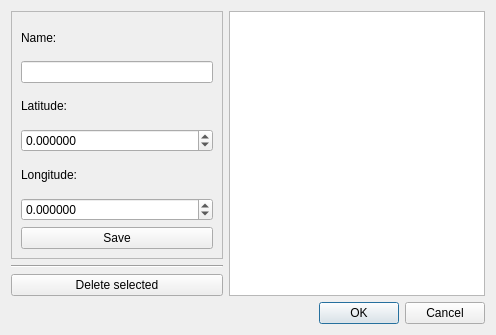
Qt form locations.ui (squirreldev-fs/adsbAlerting) before a commit.
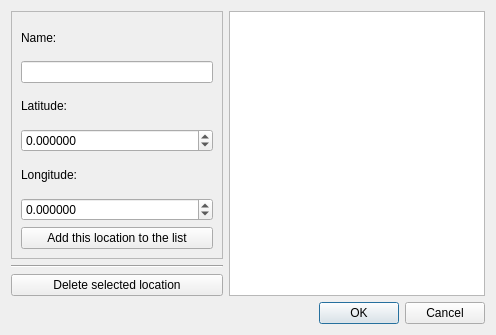
The same form after that commit.

Patch:
```diff
--- a/locations.ui
+++ b/locations.ui
@@ -89,7 +89,7 @@
           <item>
            <widget class="QPushButton" name="buttonNewLocation">
             <property name="text">
-             <string>Save</string>
+             <string>Add this location to the list</string>
             </property>
            </widget>
           </item>
@@ -106,7 +106,7 @@
        <item>
         <widget class="QPushButton" name="buttonDeleteSelected">
          <property name="text">
-          <string>Delete selected</string>
+          <string>Delete selected location</string>
          </property>
         </widget>
        </item>
```
